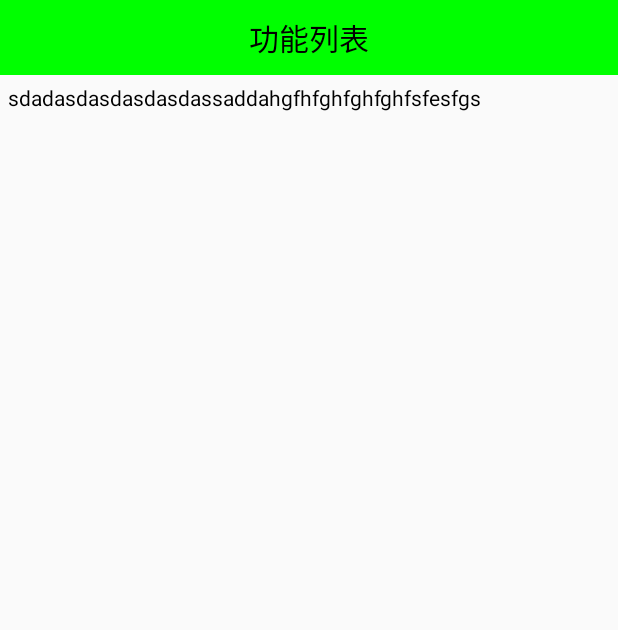
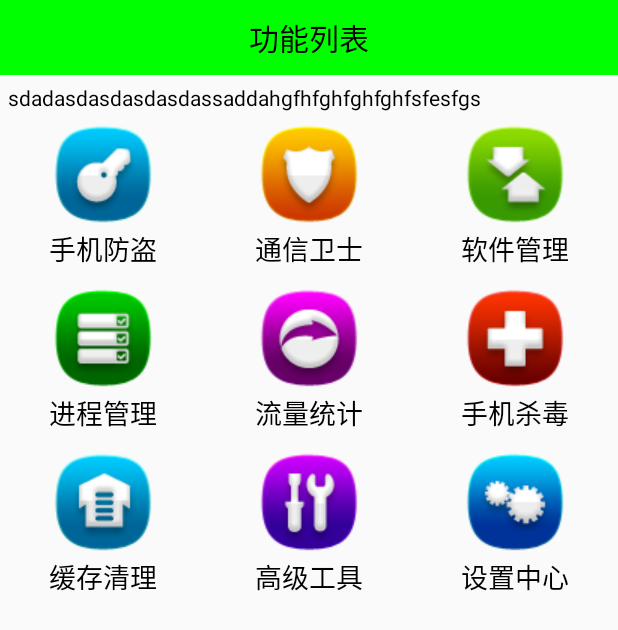
Before and after one commit to ZKLu/MobileSafe, an Android app: the HomeActivity screen opened directly, with no data from a screen before it, on a phone screen of 412 x 824 dp. Shown: the top 630 px of the screen. Run offline under Robolectric (Android 15) with nearby library versions, the phone set to English and light mode, and no system bars.

Commit message:
2019/10/28 commit

```diff
--- a/app/build.gradle
+++ b/app/build.gradle
@@ -7,8 +7,8 @@ android {
         applicationId "com.samlue.mobilesafe"
         minSdkVersion 18
         targetSdkVersion 26
-        versionCode 2
-        versionName "2.0"
+        versionCode 1
+        versionName "1.0"
         testInstrumentationRunner "android.support.test.runner.AndroidJUnitRunner"
     }
     buildTypes {
--- a/app/src/main/java/com/samlu/mobilesafe/activity/HomeActivity.java
+++ b/app/src/main/java/com/samlu/mobilesafe/activity/HomeActivity.java
@@ -4,6 +4,14 @@ import android.app.Activity;
 import android.os.Bundle;
 import android.os.PersistableBundle;
 import android.util.Log;
+import android.view.View;
+import android.view.ViewGroup;
+import android.widget.ArrayAdapter;
+import android.widget.BaseAdapter;
+import android.widget.GridView;
+import android.widget.ImageView;
+import android.widget.ListAdapter;
+import android.widget.TextView;
 
 import com.samlu.mobilesafe.R;
 
@@ -12,10 +20,69 @@ import com.samlu.mobilesafe.R;
  */
 public class HomeActivity extends Activity{
     public static final String TAG = "HomeActivity";
+    private GridView gv_home;
+    private String[] mTitleStr;
+    private int[] mDrawableIDs;
+
     @Override
     public void onCreate(Bundle savedInstanceState) {
         super.onCreate(savedInstanceState);
         setContentView(R.layout.activity_home);
 
+        initUI();
+        //初始化数据
+        initData();
+    }
+
+    /**
+     * 准备数据,包含文字和图片
+     *@param:
+     *@return:
+     */
+    private void initData() {
+        mTitleStr = new String[]{"手机防盗","通信卫士","软件管理",
+        "进程管理","流量统计","手机杀毒","缓存清理",
+        "高级工具","设置中心"};
+        mDrawableIDs = new int[]{R.drawable.home_safe,R.drawable.home_callmsgsafe,
+                R.drawable.home_apps, R.drawable.home_taskmanager,R.drawable.home_netmanager,
+                R.drawable.home_trojan, R.drawable.home_sysoptimize,R.drawable.home_tools,
+                R.drawable.home_settings};
+        //九宫格控件设置数据适配器
+        gv_home.setAdapter(new MyAdapter());
+    }
+
+
+    private void initUI() {
+        gv_home = findViewById(R.id.gv_home);
+
+    }
+
+    private class MyAdapter extends BaseAdapter {
+
+        @Override
+        public int getCount() {
+            //返回条目的总数
+            return mTitleStr.length;
+        }
+
+        @Override
+        public Object getItem(int position) {
+            return mTitleStr[position];
+        }
+
+        @Override
+        public long getItemId(int position) {
+            return position;
+        }
+
+        @Override
+        public View getView(int position, View convertView, ViewGroup parent) {
+            View view = View.inflate(getApplicationContext(),R.layout.gridview_item,null);
+            ImageView iv_icon = view.findViewById(R.id.iv_icon);
+            TextView tv_title = view.findViewById(R.id.tv_title);
+            tv_title.setText(mTitleStr[position]);;
+            iv_icon.setBackgroundResource(mDrawableIDs[position]);
+            return view;
+        }
     }
 }
--- a/app/src/main/java/com/samlu/mobilesafe/view/FocusTextView.java
+++ b/app/src/main/java/com/samlu/mobilesafe/view/FocusTextView.java
@@ -27,4 +27,5 @@ public class FocusTextView extends TextView {
     public boolean isFocused() {
         return true;
     }
+
 }
--- a/app/src/main/res/layout/activity_home.xml
+++ b/app/src/main/res/layout/activity_home.xml
@@ -22,6 +22,7 @@
         android:focusableInTouchMode="true"
         android:marqueeRepeatLimit="marquee_forever"/>-->
     <com.samlu.mobilesafe.view.FocusTextView
+        android:id="@+id/tv_marquee"
         android:layout_width="match_parent"
         android:layout_height="wrap_content"
         android:text="sdadasdasdasdasdassaddahgfhfghfghfghfsfesfgs"
@@ -31,4 +32,14 @@
         android:ellipsize="marquee"
         android:marqueeRepeatLimit="marquee_forever">
     </com.samlu.mobilesafe.view.FocusTextView>
+
+    <!--android:numColumns指定列数-->
+    <!--android:verticalSpacing指定内部条目竖直方向的间距-->
+    <GridView
+        android:layout_width="match_parent"
+        android:layout_height="match_parent"
+        android:id="@+id/gv_home"
+        android:numColumns="3"
+        android:verticalSpacing="10dp">
+    </GridView>
 </LinearLayout>
--- /dev/null
+++ b/app/src/main/res/layout/gridview_item.xml
@@ -0,0 +1,21 @@
+<?xml version="1.0" encoding="utf-8"?>
+<LinearLayout xmlns:android="http://schemas.android.com/apk/res/android"
+    android:layout_width="wrap_content"
+    android:layout_height="wrap_content"
+    android:gravity="center"
+    android:orientation="vertical">
+
+    <ImageView
+        android:layout_width="wrap_content"
+        android:layout_height="wrap_content"
+        android:id="@+id/iv_icon"
+        android:background="@mipmap/ic_launcher"/>
+    <TextView
+        android:layout_width="wrap_content"
+        android:layout_height="wrap_content"
+        android:id="@+id/tv_title"
+        android:text="模块标题"
+        android:textColor="#000"
+        android:textSize="18sp"/>
+
+</LinearLayout>
```
Also changed, not shown: app/src/main/res/drawable/home_apps.png (added), app/src/main/res/drawable/home_callmsgsafe.png (added), app/src/main/res/drawable/home_netmanager.png (added), app/src/main/res/drawable/home_safe.png (added), app/src/main/res/drawable/home_settings.png (added), app/src/main/res/drawable/home_sysoptimize.png (added), app/src/main/res/drawable/home_taskmanager.png (added), app/src/main/res/drawable/home_tools.png (added), app/src/main/res/drawable/home_trojan.png (added).
